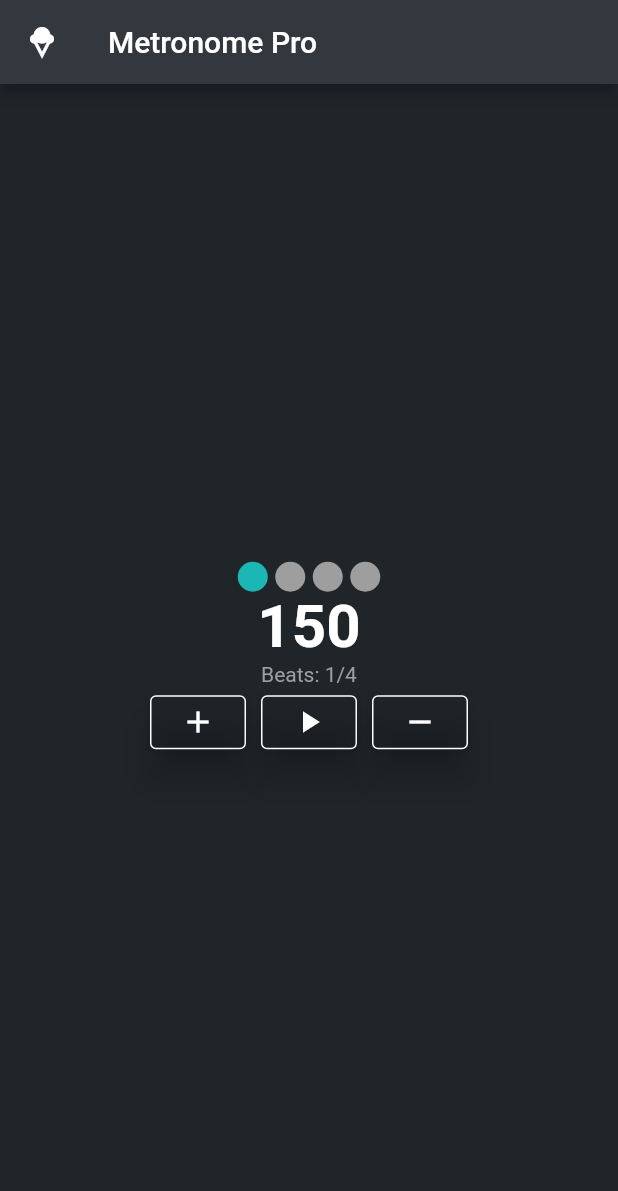
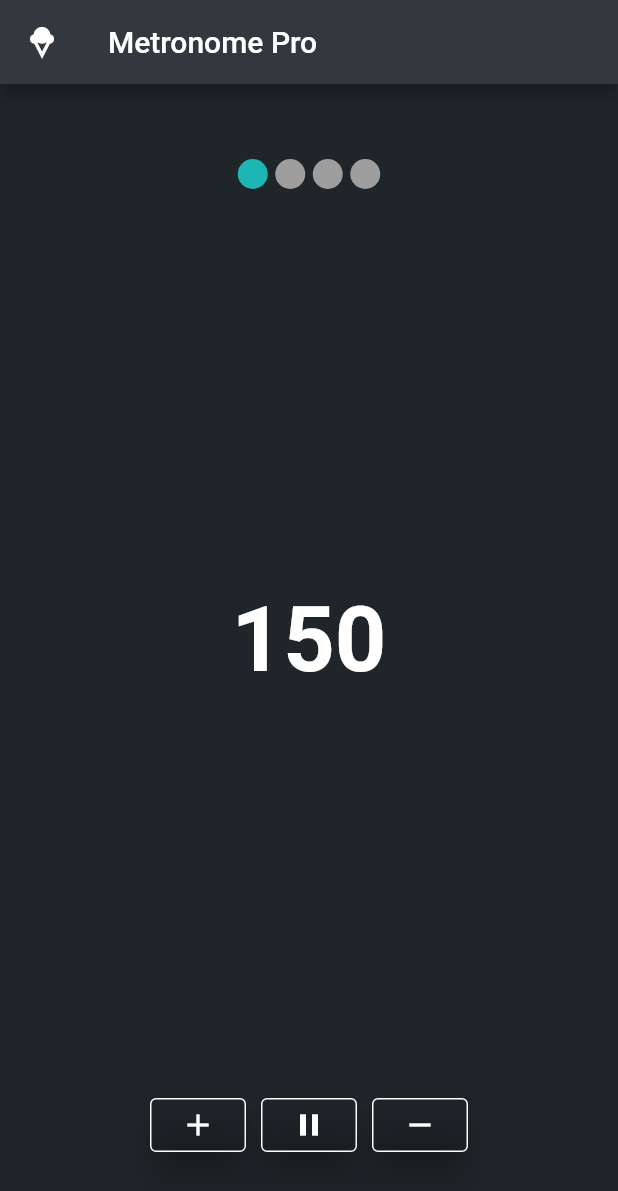
Before and after one commit to Elynvalur/metronome, a Flutter app: the screen it shows after launch, after a tap on the "play arrow" icon, on a phone screen of 412 x 824 dp. Shown: the top 1191 px of the screen. Run offline on Flutter 3.47's test engine with Material 2 defaults, Android fonts, the phone set to English and light mode, and no system bars.

Commit message:
Improve Layout

```diff
--- a/lib/models/tempo.dart
+++ b/lib/models/tempo.dart
@@ -3,6 +3,7 @@ class Tempo{
 
   final int maxTempo;
   final int minTempo;
+  bool isPlaying = false;
 
   Tempo({tempo = 120, this.minTempo = 50, this.maxTempo = 300}){
     _tempo = tempo;
--- a/lib/screens/metronome/metronome.dart
+++ b/lib/screens/metronome/metronome.dart
@@ -7,7 +7,6 @@ import 'package:metronome/screens/metronome/widgets/tempometer.dart';
 
 import '../../constants/colors.dart';
 
-
 class Metronome extends StatefulWidget {
   const Metronome({super.key});
 
@@ -16,11 +15,10 @@ class Metronome extends StatefulWidget {
 }
 
 class _MetronomeState extends State<Metronome> {
-
   Tempo tempo = Tempo(tempo: 150);
   TimeSignature signature = TimeSignature();
 
-  void update(){
+  void update() {
     setState(() {});
   }
 
@@ -33,20 +31,19 @@ class _MetronomeState extends State<Metronome> {
           title: const Text('Metronome Pro'),
         ),
         backgroundColor: backgroundDark1,
-      body: Center(
+        body: Container(
+            padding: const EdgeInsets.symmetric(vertical: 50),
             child: Column(
-          mainAxisAlignment: MainAxisAlignment.center,
+                mainAxisAlignment: MainAxisAlignment.spaceBetween,
                 children: [
                   BeatBarWidget(signature: signature),
                   Tempometer(tempo: tempo),
-            Controls(signature: signature, tempo: tempo, notifyParent: update),
-          ],
-        ),
-      ),
-    );
+                  Controls(
+                      signature: signature, tempo: tempo, notifyParent: update)
+                ])));
   }
 }
 
-  void changeTempo(Tempo t){
+void changeTempo(Tempo t) {
   t.tempo = 900;
 }
--- a/lib/screens/metronome/widgets/controls.dart
+++ b/lib/screens/metronome/widgets/controls.dart
@@ -17,20 +17,16 @@ class Controls extends StatelessWidget {
 
   @override
   Widget build(BuildContext context) {
+    ButtonStyle buttonStyle = ButtonStyle(
+        backgroundColor: MaterialStateProperty.all(Colors.transparent),
+        elevation: MaterialStateProperty.all(10),
+        side: MaterialStateProperty.all(const BorderSide(color: textPrimary)));
 
-    ButtonStyle buttonStyle = ButtonStyle(
-      backgroundColor: MaterialStateProperty.all(Colors.transparent),
-      elevation: MaterialStateProperty.all(10),
-      side: MaterialStateProperty.all(const BorderSide(color: textPrimary))
-    );
+    Icon playButtonIcon = (tempo.isPlaying)? Icon(Icons.pause) : Icon(Icons.play_arrow);
 
     return Column(
       mainAxisAlignment: MainAxisAlignment.center,
       children: [
-        Text(
-          'Beats: ${signature.beats}/${signature.signature}',
-          style: const TextStyle(color: textSecondary),
-        ),
         Row(
           mainAxisAlignment: MainAxisAlignment.center,
           children: [
@@ -46,11 +42,13 @@ class Controls extends StatelessWidget {
             ),
             ElevatedButton(
                 onPressed: () {
+                  //TODO: Remove signature.nextBeat()
                   signature.nextBeat();
+                  tempo.isPlaying = !tempo.isPlaying;
                   notifyParent();
                 },
                 style: buttonStyle,
-                child: const Icon(Icons.play_arrow)),
+                child: playButtonIcon),
             const SizedBox(
               width: 10,
             ),
--- a/lib/screens/metronome/widgets/tempometer.dart
+++ b/lib/screens/metronome/widgets/tempometer.dart
@@ -4,23 +4,16 @@ import '../../../models/tempo.dart';
 import '../../../constants/colors.dart';
 
 class Tempometer extends StatelessWidget {
-
   final Tempo tempo;
 
-  const Tempometer({
-    super.key,
-    required this.tempo
-  });
+  const Tempometer({super.key, required this.tempo});
 
   @override
   Widget build(BuildContext context) {
     return Text(
       '${tempo.tempo}',
       style: const TextStyle(
-        fontWeight: FontWeight.bold,
-        color: textPrimary,
-        fontSize: 40
-      ),
+          fontWeight: FontWeight.bold, color: textPrimary, fontSize: 60),
     );
   }
 }
```
Lines whose indentation alone changed are shown as unchanged.
